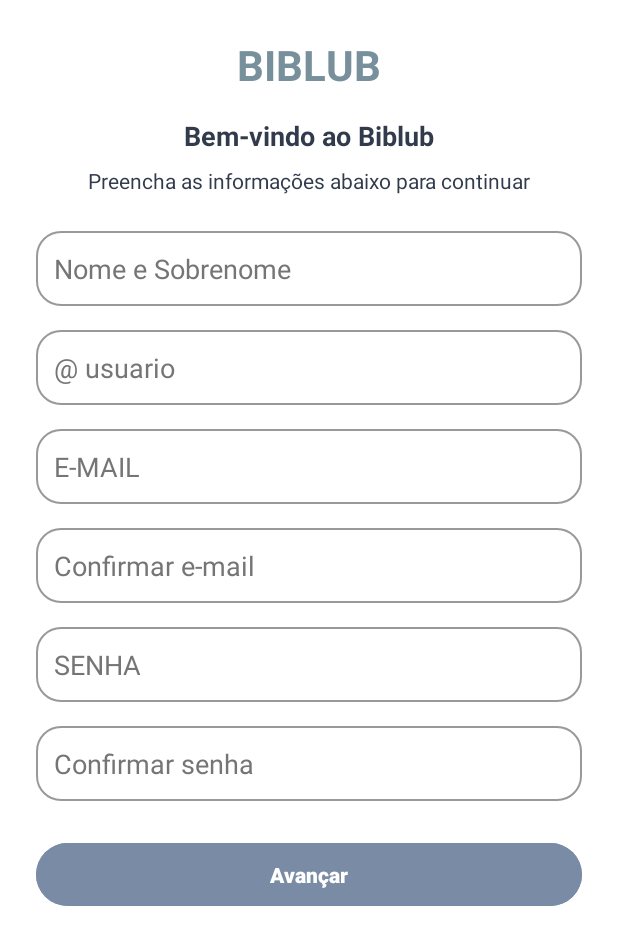
After one commit to diegoiancostad/Biblub, an Android app built with Jetpack Compose: the CadastroActivity screen opened directly, with no data from a screen before it, on a phone screen of 412 x 824 dp. The commit adds this screen. Shown: the top 945 px of the screen. Run offline under Robolectric (Android 15) with nearby library versions, the phone set to English and light mode, and no system bars.

Commit message:
foi feito 3 telas, o botão de cadastro so vai para tela de login apos o preenchimento do nome,email e senha

```diff
--- a/app/src/main/AndroidManifest.xml
+++ b/app/src/main/AndroidManifest.xml
@@ -13,10 +13,13 @@
         android:theme="@style/Theme.AppBiblub"
         tools:targetApi="31">
         <activity
-            android:name=".SegundaTelaActivity"
+            android:name=".CadastroActivity"
             android:exported="false"
-            android:label="@string/title_activity_segunda_tela"
+            android:label="@string/title_activity_cadastro"
             android:theme="@style/Theme.AppBiblub" />
+        <activity
+            android:name=".LoginActivity"
+            android:exported="false" />
         <activity
             android:name=".MainActivity2"
             android:exported="false"
--- /dev/null
+++ b/app/src/main/java/com/example/appbiblub/CadastroActivity.kt
@@ -0,0 +1,52 @@
+package com.example.appbiblub
+
+import android.content.Intent
+import android.os.Bundle
+import android.text.Editable
+import android.text.TextWatcher
+import android.widget.Button
+import android.widget.EditText
+import androidx.appcompat.app.AppCompatActivity
+
+class CadastroActivity : AppCompatActivity() {
+
+    private lateinit var editTextNome: EditText
+    private lateinit var editTextEmail: EditText
+    private lateinit var editTextSenha: EditText
+    private lateinit var btnAvancar: Button
+
+    override fun onCreate(savedInstanceState: Bundle?) {
+        super.onCreate(savedInstanceState)
+        setContentView(R.layout.activity_cadastro)
+
+        editTextNome = findViewById(R.id.etUsuario)
+        editTextEmail = findViewById(R.id.etEmail)
+        editTextSenha = findViewById(R.id.etSenha)
+        btnAvancar = findViewById(R.id.btnAvancar)
+
+        // Desabilita o botão inicialmente
+        btnAvancar.isEnabled = false
+
+        val textWatcher = object : TextWatcher {
+            override fun afterTextChanged(s: Editable?) {
+                val nome = editTextNome.text.toString().trim()
+                val email = editTextEmail.text.toString().trim()
+                val senha = editTextSenha.text.toString().trim()
+                btnAvancar.isEnabled = nome.isNotEmpty() && email.isNotEmpty() && senha.isNotEmpty()
+            }
+
+            override fun beforeTextChanged(s: CharSequence?, start: Int, count: Int, after: Int) {}
+            override fun onTextChanged(s: CharSequence?, start: Int, before: Int, count: Int) {}
+        }
+
+        // Aplica o listener a todos os campos
+        editTextNome.addTextChangedListener(textWatcher)
+        editTextEmail.addTextChangedListener(textWatcher)
+        editTextSenha.addTextChangedListener(textWatcher)
+
+        btnAvancar.setOnClickListener {
+            val intent = Intent(this, LoginActivity::class.java)
+            startActivity(intent)
+        }
+    }
+}
--- a/app/src/main/java/com/example/appbiblub/MainActivity.kt
+++ b/app/src/main/java/com/example/appbiblub/MainActivity.kt
@@ -7,7 +7,6 @@ import androidx.activity.enableEdgeToEdge
 import androidx.appcompat.app.AppCompatActivity
 import androidx.core.view.ViewCompat
 import androidx.core.view.WindowInsetsCompat
-import kotlin.jvm.java
 
 class MainActivity : AppCompatActivity() {
     override fun onCreate(savedInstanceState: Bundle?) {
@@ -21,10 +20,17 @@ class MainActivity : AppCompatActivity() {
             insets
         }
 
-        // 👉 Código para abrir a segunda tela ao clicar no botão
+        // Botão de login
         val loginButton = findViewById<Button>(R.id.btnEntrar)
         loginButton.setOnClickListener {
-            val intent = Intent(this, SegundaTelaActivity::class.java)
+            val intent = Intent(this@MainActivity, LoginActivity::class.java)
+            startActivity(intent)
+        }
+
+        // Botão de cadastro
+        val cadastroButton = findViewById<Button>(R.id.btnCadastrar)
+        cadastroButton.setOnClickListener {
+            val intent = Intent(this@MainActivity, CadastroActivity::class.java)
             startActivity(intent)
         }
     }
--- /dev/null
+++ b/app/src/main/java/com/example/appbiblub/MainActivity2.java
@@ -0,0 +1,8 @@
+package com.example.appbiblub;
+
+import android.app.Activity;
+
+
+public class MainActivity2 extends Activity {
+
+}
--- a/app/src/main/java/com/example/appbiblub/SegundaTelaActivity.kt
+++ b/app/src/main/java/com/example/appbiblub/SegundaTelaActivity.kt
@@ -5,6 +5,7 @@ import android.widget.Button
 import android.widget.EditText
 import android.widget.Toast
 import androidx.appcompat.app.AppCompatActivity
+
 
 class LoginActivity : AppCompatActivity() {
     override fun onCreate(savedInstanceState: Bundle?) {
--- /dev/null
+++ b/app/src/main/res/drawable/borda_edittext.xml
@@ -0,0 +1,6 @@
+<shape xmlns:android="http://schemas.android.com/apk/res/android"
+    android:shape="rectangle">
+    <solid android:color="#FFFFFF" />
+    <stroke android:width="1dp" android:color="#999999" />
+    <corners android:radius="16dp" />
+</shape>
--- /dev/null
+++ b/app/src/main/res/layout/activity_cadastro.xml
@@ -0,0 +1,167 @@
+<?xml version="1.0" encoding="utf-8"?>
+<ScrollView xmlns:android="http://schemas.android.com/apk/res/android"
+    xmlns:app="http://schemas.android.com/apk/res-auto"
+    android:layout_width="match_parent"
+    android:layout_height="match_parent"
+    android:fillViewport="true"
+    android:background="#FFFFFF">
+
+    <androidx.constraintlayout.widget.ConstraintLayout
+        android:layout_width="match_parent"
+        android:layout_height="wrap_content"
+        android:padding="24dp">
+
+        <!-- Título BIBLUB -->
+        <TextView
+            android:id="@+id/tvTitulo"
+            android:layout_width="wrap_content"
+            android:layout_height="wrap_content"
+            android:text="@string/biblub"
+            android:textColor="#78909C"
+            android:textSize="28sp"
+            android:textStyle="bold"
+            app:layout_constraintEnd_toEndOf="parent"
+            app:layout_constraintStart_toStartOf="parent"
+            app:layout_constraintTop_toTopOf="parent" />
+
+        <!-- Subtítulo -->
+        <TextView
+            android:id="@+id/tvSubtitulo"
+            android:layout_width="wrap_content"
+            android:layout_height="wrap_content"
+            android:text="@string/bem_vindo_ao_biblub"
+            android:textSize="18sp"
+            android:textStyle="bold"
+            android:textColor="#313B4C"
+            app:layout_constraintTop_toBottomOf="@id/tvTitulo"
+            app:layout_constraintStart_toStartOf="parent"
+            app:layout_constraintEnd_toEndOf="parent"
+            android:layout_marginTop="16dp" />
+
+        <!-- Instrução -->
+        <TextView
+            android:id="@+id/tvInstrucao"
+            android:layout_width="wrap_content"
+            android:layout_height="wrap_content"
+            android:text="@string/preencha_as_informa_es_abaixo_para_continuar"
+            android:textSize="14sp"
+            android:textColor="#313B4C"
+            app:layout_constraintTop_toBottomOf="@id/tvSubtitulo"
+            app:layout_constraintStart_toStartOf="parent"
+            app:layout_constraintEnd_toEndOf="parent"
+            android:layout_marginTop="8dp" />
+
+        <!-- Nome e Sobrenome -->
+        <EditText
+            android:id="@+id/etNomeSobrenome"
+            android:layout_width="0dp"
+            android:layout_height="50dp"
+            android:layout_marginTop="24dp"
+            android:background="@drawable/borda_edittext"
+            android:hint="@string/nome_e_sobrenome"
+            android:padding="12dp"
+            android:textColor="#000000"
+            android:textColorHint="#757575"
+            app:layout_constraintEnd_toEndOf="parent"
+            app:layout_constraintStart_toStartOf="parent"
+            app:layout_constraintTop_toBottomOf="@id/tvInstrucao" />
+
+        <!-- Usuário -->
+        <EditText
+            android:id="@+id/etUsuario"
+            android:layout_width="0dp"
+            android:layout_height="50dp"
+            android:layout_marginTop="16dp"
+            android:background="@drawable/borda_edittext"
+            android:hint="@ usuario"
+            android:padding="12dp"
+            android:textColor="#000000"
+            android:textColorHint="#757575"
+            app:layout_constraintEnd_toEndOf="parent"
+            app:layout_constraintStart_toStartOf="parent"
+            app:layout_constraintTop_toBottomOf="@id/etNomeSobrenome" />
+
+        <!-- E-mail -->
+        <EditText
+            android:id="@+id/etEmail"
+            android:layout_width="0dp"
+            android:layout_height="50dp"
+            android:layout_marginTop="16dp"
+            android:background="@drawable/borda_edittext"
+            android:hint="@string/e_mail_para_cadastro"
+            android:importantForAutofill="no"
+            android:inputType="textEmailAddress"
+            android:padding="12dp"
+            android:textColor="#000000"
+            android:textColorHint="#757575"
+            app:layout_constraintEnd_toEndOf="parent"
+            app:layout_constraintStart_toStartOf="parent"
+            app:layout_constraintTop_toBottomOf="@id/etUsuario" />
+
+        <!-- Confirmar e-mail -->
+        <EditText
+            android:id="@+id/etConfirmarEmail"
+            android:layout_width="0dp"
+            android:layout_height="50dp"
+            android:layout_marginTop="16dp"
+            android:autofillHints=""
+            android:background="@drawable/borda_edittext"
+            android:hint="@string/confirmar_e_mail"
+            android:inputType="textEmailAddress"
+            android:padding="12dp"
+            android:textColor="#000000"
+            android:textColorHint="#757575"
+            app:layout_constraintEnd_toEndOf="parent"
+            app:layout_constraintStart_toStartOf="parent"
+            app:layout_constraintTop_toBottomOf="@id/etEmail" />
+
+        <!-- Senha -->
+        <EditText
+            android:id="@+id/etSenha"
+            android:layout_width="0dp"
+            android:layout_height="50dp"
+            android:layout_marginTop="16dp"
+            android:background="@drawable/borda_edittext"
+            android:hint="@string/senha_para_cadastro"
+            android:inputType="textPassword"
+            android:padding="12dp"
+            android:textColor="#000000"
+            android:textColorHint="#757575"
+            app:layout_constraintEnd_toEndOf="parent"
+            app:layout_constraintStart_toStartOf="parent"
+            app:layout_constraintTop_toBottomOf="@id/etConfirmarEmail" />
+
+        <!-- Confirmar Senha -->
+        <EditText
+            android:id="@+id/etConfirmarSenha"
+            android:layout_width="0dp"
+            android:layout_height="50dp"
+            android:layout_marginTop="16dp"
+            android:autofillHints=""
+            android:background="@drawable/borda_edittext"
+            android:hint="@string/confirmar_senha"
+            android:inputType="textPassword"
+            android:padding="12dp"
+            android:textColor="#000000"
+            android:textColorHint="#757575"
+            app:layout_constraintEnd_toEndOf="parent"
+            app:layout_constraintStart_toStartOf="parent"
+            app:layout_constraintTop_toBottomOf="@id/etSenha" />
+
+        <!-- Botão Avançar -->
+        <Button
+            android:id="@+id/btnAvancar"
+            android:layout_width="0dp"
+            android:layout_height="50dp"
+            android:text="@string/avançar"
+            android:backgroundTint="#7A8CA5"
+            android:textColor="#FFFFFF"
+            android:textStyle="bold"
+            app:layout_constraintTop_toBottomOf="@id/etConfirmarSenha"
+            app:layout_constraintStart_toStartOf="parent"
+            app:layout_constraintEnd_toEndOf="parent"
+            android:layout_marginTop="24dp"
+            android:layout_marginBottom="24dp" />
+
+    </androidx.constraintlayout.widget.ConstraintLayout>
+</ScrollView>
--- a/app/src/main/res/values/strings.xml
+++ b/app/src/main/res/values/strings.xml
@@ -17,4 +17,14 @@
     <string name="senha">Senha</string>
     <string name="e_mail">Email</string>
     <string name="login">Login</string>
+    <string name="title_activity_cadastro">CadastroActivity</string>
+    <string name="biblub">BIBLUB</string>
+    <string name="nome_e_sobrenome">Nome e Sobrenome</string>
+    <string name="bem_vindo_ao_biblub">Bem-vindo ao Biblub</string>
+    <string name="preencha_as_informa_es_abaixo_para_continuar">Preencha as informações abaixo para continuar</string>
+    <string name="e_mail_para_cadastro">E-MAIL</string>
+    <string name="confirmar_e_mail">Confirmar e-mail</string>
+    <string name="senha_para_cadastro">SENHA</string>
+    <string name="confirmar_senha">Confirmar senha</string>
+    <string name="avançar">Avançar</string>
 </resources>
```
